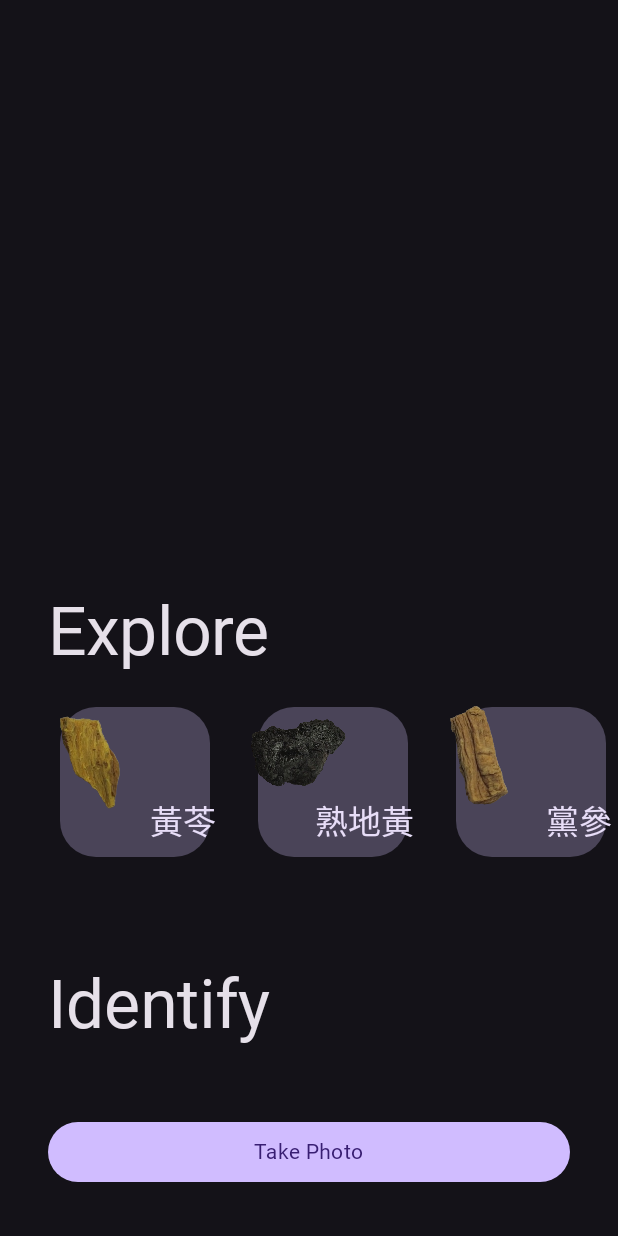
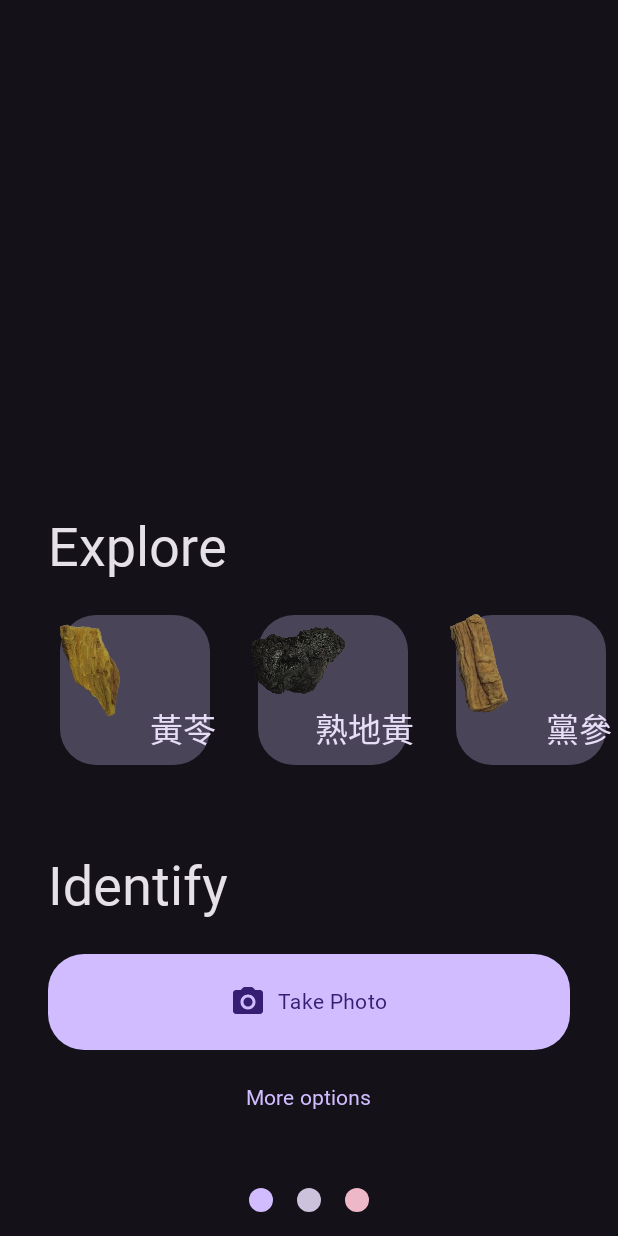
Before and after one commit to nrchan/TCM_Herb_Android, an Android app built with Jetpack Compose: the screen it shows after launch (MainActivity), on a phone screen of 412 x 824 dp. Run offline under Robolectric (Android 15) with nearby library versions, the light colour scheme and no system bars; our stand-ins replace accompanist; libraries missing offline, so code that uses them is left out: org.opencv.android; Roboto replaces fonts that are not available here; 1 statement that could not run was skipped.

Commit message:
improve main screen layout

```diff
--- a/app/src/main/java/com/example/tcmherb/MainActivity.kt
+++ b/app/src/main/java/com/example/tcmherb/MainActivity.kt
@@ -9,13 +9,12 @@ import androidx.compose.foundation.clickable
 import androidx.compose.foundation.layout.*
 import androidx.compose.foundation.lazy.LazyRow
 import androidx.compose.foundation.shape.RoundedCornerShape
-import androidx.compose.material3.Button
-import androidx.compose.material3.MaterialTheme
-import androidx.compose.material3.Surface
-import androidx.compose.material3.Text
+import androidx.compose.material.icons.Icons
+import androidx.compose.material3.*
 import androidx.compose.runtime.Composable
 import androidx.compose.ui.Alignment
 import androidx.compose.ui.Modifier
+import androidx.compose.ui.graphics.Color
 import androidx.compose.ui.layout.ContentScale
 import androidx.compose.ui.platform.LocalContext
 import androidx.compose.ui.res.painterResource
@@ -74,9 +73,10 @@ fun MainScreen(navController: NavController){
     ) {
         Box(modifier = Modifier.align(Alignment.BottomCenter)){
             Column() {
+                //Explore
                 Text(
                     stringResource(R.string.main_title_explore),
-                    style = MaterialTheme.typography.displayMedium,
+                    style = MaterialTheme.typography.displaySmall,
                     modifier = Modifier.padding(horizontal = 32.dp, vertical = 16.dp),
                     color = MaterialTheme.colorScheme.onBackground
                 )
@@ -88,10 +88,12 @@ fun MainScreen(navController: NavController){
                         HerbCard(navController,index+1)
                     }
                 }
-                Spacer(Modifier.height(48.dp))
+                Spacer(Modifier.height(36.dp))
+
+                //Identify
                 Text(
                     stringResource(R.string.main_title_identify),
-                    style = MaterialTheme.typography.displayMedium,
+                    style = MaterialTheme.typography.displaySmall,
                     modifier = Modifier.padding(horizontal = 32.dp, vertical = 16.dp),
                     color = MaterialTheme.colorScheme.onBackground
                 )
@@ -100,12 +102,40 @@ fun MainScreen(navController: NavController){
                         if (!cameraPermissionState.status.isGranted){ cameraPermissionState.launchPermissionRequest() }
                         navController.navigate("camera")
                     },
+                    shape = RoundedCornerShape(24.dp),
                     modifier = Modifier
-                        .padding(32.dp)
+                        .padding(horizontal = 32.dp, vertical = 8.dp)
                         .fillMaxWidth()
                 ) {
+                    Icon(painterResource(id = R.drawable.ic_round_photo_camera_24), "camera icon")
+                    Spacer(
+                        Modifier
+                            .width(8.dp)
+                            .height(48.dp))
                     Text(stringResource(R.string.main_button_camera_app), style = MaterialTheme.typography.bodyMedium)
                 }
+                TextButton(
+                    onClick = { /*TODO*/ },
+                    modifier = Modifier
+                        .padding(horizontal = 32.dp)
+                        .fillMaxWidth()
+                ) {
+                    Text(stringResource(R.string.main_button_more))
+                }
+
+                //Decoration
+                Spacer(Modifier.height(36.dp))
+                Row(
+                    horizontalArrangement = Arrangement.Center,
+                    modifier = Modifier.fillMaxWidth()
+                ){
+                    Dot(MaterialTheme.colorScheme.primary)
+                    Spacer(Modifier.width(16.dp))
+                    Dot(MaterialTheme.colorScheme.secondary)
+                    Spacer(Modifier.width(16.dp))
+                    Dot(MaterialTheme.colorScheme.tertiary)
+                }
+                Spacer(Modifier.height(16.dp))
             }
         }
     }
@@ -147,3 +177,12 @@ fun HerbCard(navController: NavController, herbType: Int){
         )
     }
 }
+
+@Composable
+fun Dot(color: Color){
+    Surface(
+        shape = RoundedCornerShape(45.dp),
+        color = color,
+        modifier = Modifier.size(16.dp)
+    ){}
+}
--- /dev/null
+++ b/app/src/main/res/drawable/ic_round_photo_camera_24.xml
@@ -0,0 +1,13 @@
+<vector xmlns:android="http://schemas.android.com/apk/res/android"
+    android:width="24dp"
+    android:height="24dp"
+    android:viewportWidth="24"
+    android:viewportHeight="24"
+    android:tint="?attr/colorControlNormal">
+  <path
+      android:fillColor="@android:color/white"
+      android:pathData="M12,12m-3,0a3,3 0,1 1,6 0a3,3 0,1 1,-6 0"/>
+  <path
+      android:fillColor="@android:color/white"
+      android:pathData="M20,4h-3.17l-1.24,-1.35c-0.37,-0.41 -0.91,-0.65 -1.47,-0.65L9.88,2c-0.56,0 -1.1,0.24 -1.48,0.65L7.17,4L4,4c-1.1,0 -2,0.9 -2,2v12c0,1.1 0.9,2 2,2h16c1.1,0 2,-0.9 2,-2L22,6c0,-1.1 -0.9,-2 -2,-2zM12,17c-2.76,0 -5,-2.24 -5,-5s2.24,-5 5,-5 5,2.24 5,5 -2.24,5 -5,5z"/>
+</vector>
--- a/app/src/main/res/values/strings.xml
+++ b/app/src/main/res/values/strings.xml
@@ -17,4 +17,5 @@
     <string name="detail_title_scientific_name">【Scientific name】</string>
     <string name="detail_title_taste">【Taste】</string>
     <string name="detail_title_feature">【Feature】</string>
+    <string name="main_button_more">More options</string>
 </resources>
```
Also changed, not shown: 5 other files.
